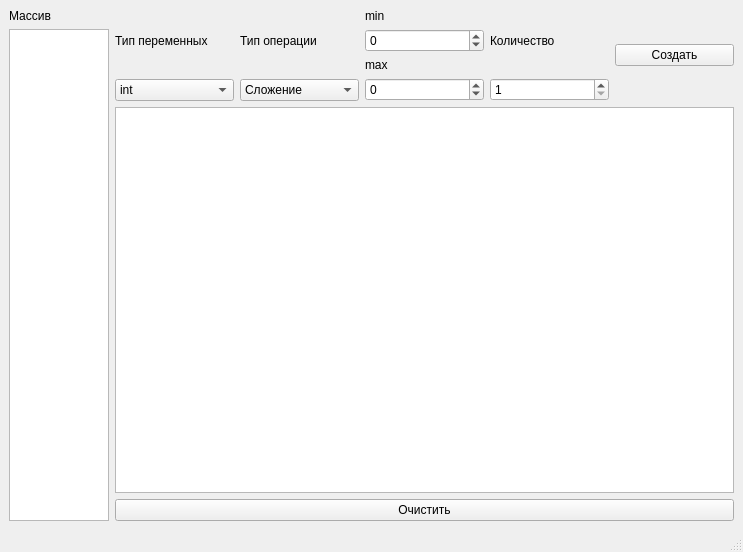
Old version of the form main.ui in the repository Arte111/OPI_lab6.
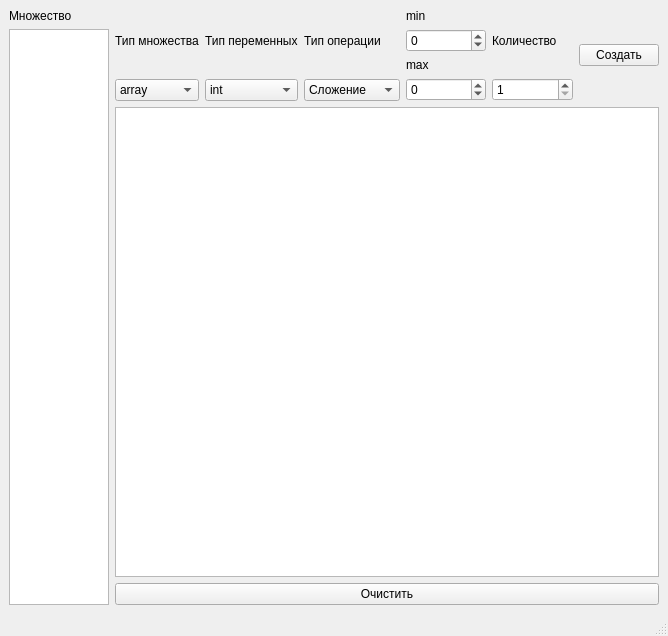
New version of the form.

Commit message: new ui and time correction

```diff
--- a/main.ui
+++ b/main.ui
@@ -6,8 +6,8 @@
    <rect>
     <x>0</x>
     <y>0</y>
-    <width>743</width>
-    <height>552</height>
+    <width>668</width>
+    <height>636</height>
    </rect>
   </property>
   <property name="windowTitle">
@@ -23,7 +23,7 @@
       <item>
        <widget class="QLabel" name="label">
         <property name="text">
-         <string>Массив</string>
+         <string>Множество</string>
         </property>
        </widget>
       </item>
@@ -43,6 +43,31 @@
      <layout class="QVBoxLayout" name="verticalLayout_2">
       <item>
        <layout class="QHBoxLayout" name="horizontalLayout">
+        <item>
+         <layout class="QVBoxLayout" name="verticalLayout_8">
+          <item>
+           <widget class="QLabel" name="label_7">
+            <property name="text">
+             <string>Тип множества</string>
+            </property>
+           </widget>
+          </item>
+          <item>
+           <widget class="QComboBox" name="collectionType">
+            <item>
+             <property name="text">
+              <string>array</string>
+             </property>
+            </item>
+            <item>
+             <property name="text">
+              <string>unique</string>
+             </property>
+            </item>
+           </widget>
+          </item>
+         </layout>
+        </item>
         <item>
          <layout class="QVBoxLayout" name="verticalLayout_3">
           <item>
```
Left out of the diff: 2 changed lines with no effect on the pictures. The commit also changes 2 other files.
